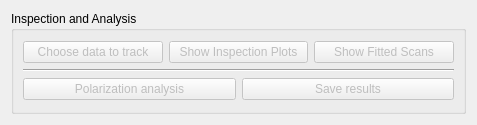
Before: the Qt Designer form iintgui/ui/inspectAnalyze.ui in syncope/iint-gui, drawn with Qt 5.
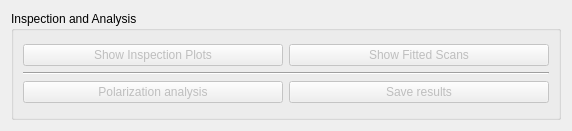
After: the same form once the commit is applied.

Commit message: + implement move of "data to track" to signal definition issue #35

The edit to the form file:
```diff
--- a/iintgui/ui/inspectAnalyze.ui
+++ b/iintgui/ui/inspectAnalyze.ui
@@ -6,8 +6,8 @@
    <rect>
     <x>0</x>
     <y>0</y>
-    <width>477</width>
-    <height>125</height>
+    <width>572</width>
+    <height>131</height>
    </rect>
   </property>
   <property name="windowTitle">
@@ -24,19 +24,6 @@
        <layout class="QVBoxLayout" name="verticalLayout">
         <item>
          <layout class="QHBoxLayout" name="horizontalLayout">
-          <item>
-           <widget class="QPushButton" name="trackData">
-            <property name="enabled">
-             <bool>false</bool>
-            </property>
-            <property name="text">
-             <string>Choose data to track</string>
-            </property>
-            <property name="default">
-             <bool>true</bool>
-            </property>
-           </widget>
-          </item>
           <item>
            <widget class="QPushButton" name="trackedColumnsPlot">
             <property name="enabled">
```
The commit also changes 4 other files.
